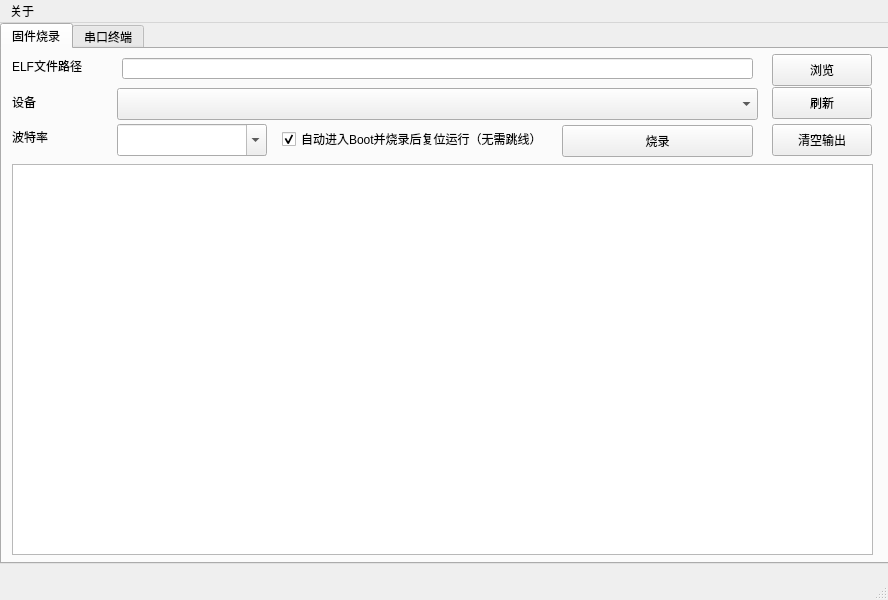
Before: the Qt Designer form mainwindow.ui in PeterWind6174/STM32_Serial_Tool, drawn with Qt 5.
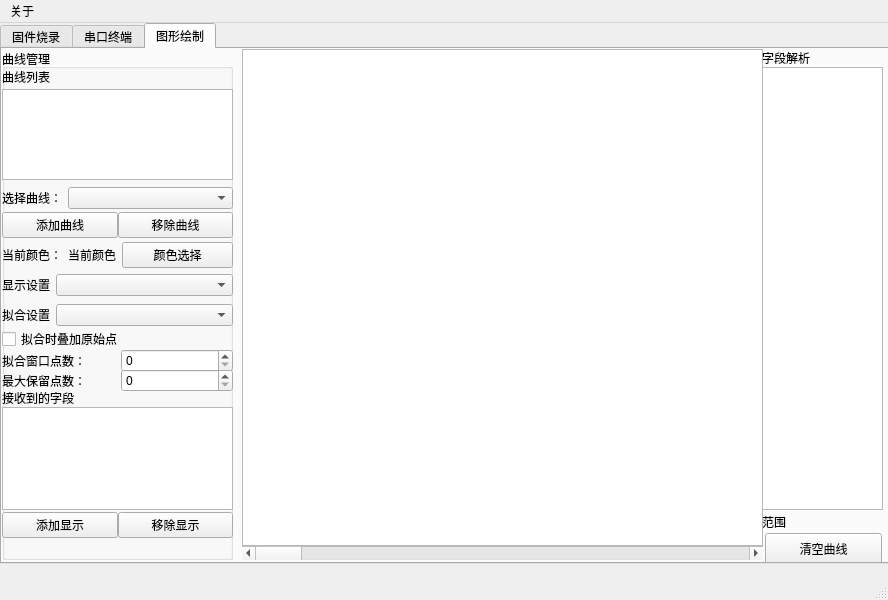
After: the same form once the commit is applied. The open tabs and pages were chosen to show the change. Custom widgets are drawn as their Qt base class.

```diff
--- a/mainwindow.ui
+++ b/mainwindow.ui
@@ -661,6 +661,402 @@
       </widget>
      </widget>
     </widget>
+    <widget class="QWidget" name="tabPlot">
+     <attribute name="title">
+      <string>图形绘制</string>
+     </attribute>
+     <widget class="QLabel" name="labelPlotRange">
+      <property name="geometry">
+       <rect>
+        <x>760</x>
+        <y>465</y>
+        <width>121</width>
+        <height>16</height>
+       </rect>
+      </property>
+      <property name="text">
+       <string>范围</string>
+      </property>
+     </widget>
+     <widget class="QWidget" name="verticalLayoutWidget_2">
+      <property name="geometry">
+       <rect>
+        <x>240</x>
+        <y>0</y>
+        <width>521</width>
+        <height>511</height>
+       </rect>
+      </property>
+      <layout class="QVBoxLayout" name="verticalLayout_2">
+       <property name="spacing">
+        <number>0</number>
+       </property>
+       <item>
+        <widget class="QChartView" name="chartViewPlot"/>
+       </item>
+       <item>
+        <widget class="QScrollBar" name="scrollBarPlotX">
+         <property name="orientation">
+          <enum>Qt::Orientation::Horizontal</enum>
+         </property>
+        </widget>
+       </item>
+      </layout>
+     </widget>
+     <widget class="QGroupBox" name="groupBox_5">
+      <property name="geometry">
+       <rect>
+        <x>0</x>
+        <y>0</y>
+        <width>231</width>
+        <height>511</height>
+       </rect>
+      </property>
+      <property name="title">
+       <string>曲线管理</string>
+      </property>
+      <widget class="QLabel" name="label_13">
+       <property name="geometry">
+        <rect>
+         <x>0</x>
+         <y>20</y>
+         <width>58</width>
+         <height>16</height>
+        </rect>
+       </property>
+       <property name="text">
+        <string>曲线列表</string>
+       </property>
+      </widget>
+      <widget class="QWidget" name="horizontalLayoutWidget_3">
+       <property name="geometry">
+        <rect>
+         <x>0</x>
+         <y>130</y>
+         <width>231</width>
+         <height>38</height>
+        </rect>
+       </property>
+       <layout class="QHBoxLayout" name="horizontalLayout_5">
+        <item>
+         <widget class="QLabel" name="label_14">
+          <property name="text">
+           <string>选择曲线：</string>
+          </property>
+         </widget>
+        </item>
+        <item>
+         <widget class="QComboBox" name="comboBoxPlotActiveCurve">
+          <property name="sizePolicy">
+           <sizepolicy hsizetype="Expanding" vsizetype="Fixed">
+            <horstretch>0</horstretch>
+            <verstretch>0</verstretch>
+           </sizepolicy>
+          </property>
+         </widget>
+        </item>
+       </layout>
+      </widget>
+      <widget class="QWidget" name="horizontalLayoutWidget">
+       <property name="geometry">
+        <rect>
+         <x>0</x>
+         <y>160</y>
+         <width>231</width>
+         <height>32</height>
+        </rect>
+       </property>
+       <layout class="QHBoxLayout" name="horizontalLayout_3">
+        <property name="spacing">
+         <number>0</number>
+        </property>
+        <item>
+         <widget class="QPushButton" name="pushButtonPlotAddCurve">
+          <property name="text">
+           <string>添加曲线</string>
+          </property>
+         </widget>
+        </item>
+        <item>
+         <widget class="QPushButton" name="pushButtonPlotRemoveCurve">
+          <property name="text">
+           <string>移除曲线</string>
+          </property>
+         </widget>
+        </item>
+       </layout>
+      </widget>
+      <widget class="QWidget" name="horizontalLayoutWidget_2">
+       <property name="geometry">
+        <rect>
+         <x>0</x>
+         <y>190</y>
+         <width>231</width>
+         <height>32</height>
+        </rect>
+       </property>
+       <layout class="QHBoxLayout" name="horizontalLayout_4">
+        <item>
+         <widget class="QLabel" name="labelPlotColorPreview_2">
+          <property name="text">
+           <string>当前颜色：</string>
+          </property>
+         </widget>
+        </item>
+        <item>
+         <widget class="QLabel" name="labelPlotColorPreview">
+          <property name="text">
+           <string>当前颜色</string>
+          </property>
+         </widget>
+        </item>
+        <item>
+         <widget class="QPushButton" name="pushButtonPlotPickColor">
+          <property name="sizePolicy">
+           <sizepolicy hsizetype="Minimum" vsizetype="Fixed">
+            <horstretch>2</horstretch>
+            <verstretch>0</verstretch>
+           </sizepolicy>
+          </property>
+          <property name="text">
+           <string>颜色选择</string>
+          </property>
+         </widget>
+        </item>
+       </layout>
+      </widget>
+      <widget class="QWidget" name="horizontalLayoutWidget_4">
+       <property name="geometry">
+        <rect>
+         <x>0</x>
+         <y>220</y>
+         <width>231</width>
+         <height>32</height>
+        </rect>
+       </property>
+       <layout class="QHBoxLayout" name="horizontalLayout_6">
+        <item>
+         <widget class="QLabel" name="label_15">
+          <property name="text">
+           <string>显示设置</string>
+          </property>
+         </widget>
+        </item>
+        <item>
+         <widget class="QComboBox" name="comboBoxPlotRenderMode">
+          <property name="sizePolicy">
+           <sizepolicy hsizetype="Expanding" vsizetype="Fixed">
+            <horstretch>0</horstretch>
+            <verstretch>0</verstretch>
+           </sizepolicy>
+          </property>
+         </widget>
+        </item>
+       </layout>
+      </widget>
+      <widget class="QWidget" name="horizontalLayoutWidget_5">
+       <property name="geometry">
+        <rect>
+         <x>0</x>
+         <y>250</y>
+         <width>231</width>
+         <height>32</height>
+        </rect>
+       </property>
+       <layout class="QHBoxLayout" name="horizontalLayout_7">
+        <item>
+         <widget class="QLabel" name="label_16">
+          <property name="text">
+           <string>拟合设置</string>
+          </property>
+         </widget>
+        </item>
+        <item>
+         <widget class="QComboBox" name="comboBoxPlotFitType">
+          <property name="sizePolicy">
+           <sizepolicy hsizetype="Expanding" vsizetype="Fixed">
+            <horstretch>0</horstretch>
+            <verstretch>0</verstretch>
+           </sizepolicy>
+          </property>
+         </widget>
+        </item>
+       </layout>
+      </widget>
+      <widget class="QCheckBox" name="checkBoxPlotShowRawPoints">
+       <property name="enabled">
+        <bool>true</bool>
+       </property>
+       <property name="geometry">
+        <rect>
+         <x>0</x>
+         <y>280</y>
+         <width>231</width>
+         <height>20</height>
+        </rect>
+       </property>
+       <property name="sizePolicy">
+        <sizepolicy hsizetype="Preferred" vsizetype="Fixed">
+         <horstretch>0</horstretch>
+         <verstretch>0</verstretch>
+        </sizepolicy>
+       </property>
+       <property name="text">
+        <string>拟合时叠加原始点</string>
+       </property>
+      </widget>
+      <widget class="QWidget" name="horizontalLayoutWidget_6">
+       <property name="geometry">
+        <rect>
+         <x>0</x>
+         <y>300</y>
+         <width>231</width>
+         <height>23</height>
+        </rect>
+       </property>
+       <layout class="QHBoxLayout" name="horizontalLayout_8">
+        <item>
+         <widget class="QLabel" name="label_17">
+          <property name="text">
+           <string>拟合窗口点数：</string>
+          </property>
+         </widget>
+        </item>
+        <item>
+         <widget class="QSpinBox" name="spinBoxPlotFitWindow"/>
+        </item>
+       </layout>
+      </widget>
+      <widget class="QWidget" name="horizontalLayoutWidget_7">
+       <property name="geometry">
+        <rect>
+         <x>0</x>
+         <y>320</y>
+         <width>231</width>
+         <height>23</height>
+        </rect>
+       </property>
+       <layout class="QHBoxLayout" name="horizontalLayout_9">
+        <item>
+         <widget class="QLabel" name="label_18">
+          <property name="text">
+           <string>最大保留点数：</string>
+          </property>
+         </widget>
+        </item>
+        <item>
+         <widget class="QSpinBox" name="spinBoxPlotMaxPoints"/>
+        </item>
+       </layout>
+      </widget>
+      <widget class="QListWidget" name="listWidgetPlotCurves">
+       <property name="geometry">
+        <rect>
+         <x>0</x>
+         <y>40</y>
+         <width>231</width>
+         <height>91</height>
+        </rect>
+       </property>
+      </widget>
+      <widget class="QWidget" name="horizontalLayoutWidget_9">
+       <property name="geometry">
+        <rect>
+         <x>0</x>
+         <y>460</y>
+         <width>231</width>
+         <height>32</height>
+        </rect>
+       </property>
+       <layout class="QHBoxLayout" name="horizontalLayout_11">
+        <property name="spacing">
+         <number>0</number>
+        </property>
+        <item>
+         <widget class="QPushButton" name="pushButtonPlotMetaAdd">
+          <property name="text">
+           <string>添加显示</string>
+          </property>
+         </widget>
+        </item>
+        <item>
+         <widget class="QPushButton" name="pushButtonPlotMetaRemove">
+          <property name="text">
+           <string>移除显示</string>
+          </property>
+         </widget>
+        </item>
+       </layout>
+      </widget>
+      <widget class="QWidget" name="verticalLayoutWidget_3">
+       <property name="geometry">
+        <rect>
+         <x>0</x>
+         <y>340</y>
+         <width>231</width>
+         <height>121</height>
+        </rect>
+       </property>
+       <layout class="QVBoxLayout" name="verticalLayout_3">
+        <property name="spacing">
+         <number>0</number>
+        </property>
+        <item>
+         <widget class="QLabel" name="label_20">
+          <property name="text">
+           <string>接收到的字段</string>
+          </property>
+         </widget>
+        </item>
+        <item>
+         <widget class="QListWidget" name="listWidgetPlotMetaKeys"/>
+        </item>
+       </layout>
+      </widget>
+     </widget>
+     <widget class="QPushButton" name="pushButtonPlotClear">
+      <property name="geometry">
+       <rect>
+        <x>763</x>
+        <y>484</y>
+        <width>117</width>
+        <height>32</height>
+       </rect>
+      </property>
+      <property name="text">
+       <string>清空曲线</string>
+      </property>
+     </widget>
+     <widget class="QWidget" name="verticalLayoutWidget_4">
+      <property name="geometry">
+       <rect>
+        <x>760</x>
+        <y>0</y>
+        <width>121</width>
+        <height>461</height>
+       </rect>
+      </property>
+      <layout class="QVBoxLayout" name="verticalLayout_4">
+       <property name="spacing">
+        <number>0</number>
+       </property>
+       <item>
+        <widget class="QLabel" name="label_21">
+         <property name="text">
+          <string>字段解析</string>
+         </property>
+        </widget>
+       </item>
+       <item>
+        <widget class="QPlainTextEdit" name="plainTextEditPlotMetaDisplay">
+         <property name="readOnly">
+          <bool>true</bool>
+         </property>
+        </widget>
+       </item>
+      </layout>
+     </widget>
+    </widget>
    </widget>
   </widget>
   <widget class="QStatusBar" name="statusbar">
@@ -696,6 +1092,13 @@
    </property>
   </action>
  </widget>
+ <customwidgets>
+  <customwidget>
+   <class>QChartView</class>
+   <extends>QGraphicsView</extends>
+   <header location="global">QtCharts/QChartView</header>
+  </customwidget>
+ </customwidgets>
  <resources/>
  <connections/>
 </ui>
```
